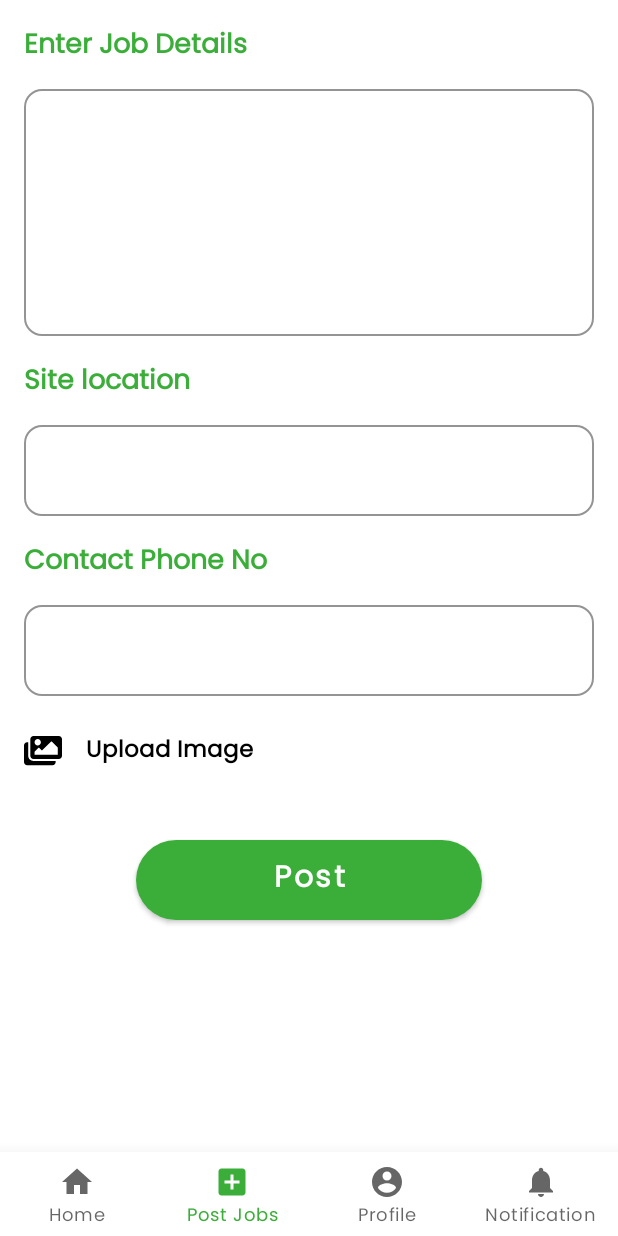
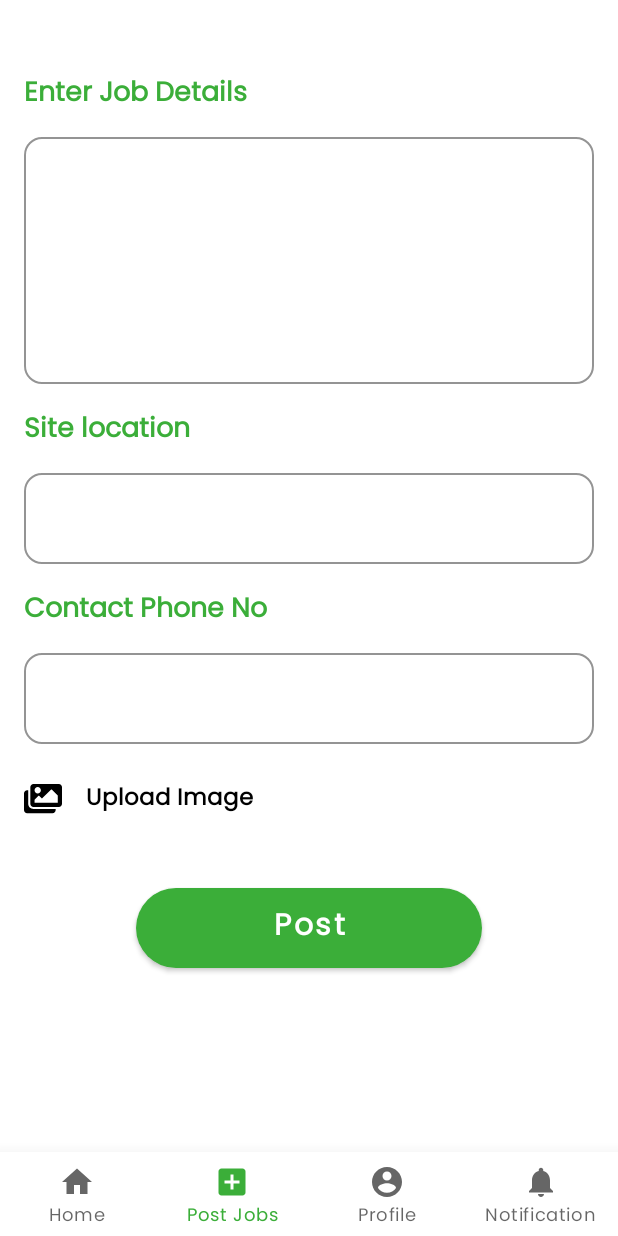
Before and after one commit to dev-juri/EarthMovers, an Android app: the PostJobFragment screen opened through its navigation route, on a phone screen of 412 x 824 dp. Run offline under Robolectric (Android 15) with nearby library versions, the phone set to English and light mode, and no system bars; our stand-ins replace navigation-ui.

Commit message:
chore: add space to top of screen.

```diff
--- a/app/src/main/res/layout/fragment_notification.xml
+++ b/app/src/main/res/layout/fragment_notification.xml
@@ -3,7 +3,8 @@
     android:layout_width="match_parent"
     android:layout_height="match_parent"
     xmlns:app="http://schemas.android.com/apk/res-auto"
-    xmlns:tools="http://schemas.android.com/tools">
+    xmlns:tools="http://schemas.android.com/tools"
+    android:layout_marginTop="32dp">
 
     <TextView
         android:id="@+id/notification_placeholder"
@@ -11,8 +12,8 @@
         android:layout_height="wrap_content"
         android:layout_margin="16dp"
         android:text="@string/notification"
-        android:textColor="@color/green"
-        android:textSize="18sp"
+        android:textColor="#43A047"
+        android:textSize="24sp"
         android:textStyle="bold"
         app:layout_constraintStart_toStartOf="parent"
         app:layout_constraintTop_toTopOf="parent" />
--- a/app/src/main/res/layout/fragment_post_job.xml
+++ b/app/src/main/res/layout/fragment_post_job.xml
@@ -3,9 +3,11 @@
     xmlns:app="http://schemas.android.com/apk/res-auto"
     android:layout_width="match_parent"
     android:layout_height="match_parent">
+
     <androidx.constraintlayout.widget.ConstraintLayout
         android:layout_width="match_parent"
-    android:layout_height="wrap_content">
+        android:layout_height="wrap_content"
+        android:layout_marginTop="32dp">
 
         <TextView
             android:id="@+id/details_placeholder"
@@ -20,10 +22,10 @@
             app:layout_constraintTop_toTopOf="parent" />
 
         <com.google.android.material.textfield.TextInputLayout
+            android:id="@+id/details_box"
             style="@style/ThemeOverlay.Material3.AutoCompleteTextView.OutlinedBox"
             android:layout_width="0dp"
             android:layout_height="170dp"
-        android:id="@+id/details_box"
             android:layout_marginStart="16dp"
             android:layout_marginTop="8dp"
             android:layout_marginEnd="16dp"
@@ -55,13 +57,13 @@
             android:textSize="18sp"
             android:textStyle="bold"
             app:layout_constraintStart_toStartOf="parent"
-        app:layout_constraintTop_toBottomOf="@id/details_box"/>
+            app:layout_constraintTop_toBottomOf="@id/details_box" />
 
         <com.google.android.material.textfield.TextInputLayout
+            android:id="@+id/site_location"
             style="@style/ThemeOverlay.Material3.AutoCompleteTextView.OutlinedBox"
             android:layout_width="0dp"
             android:layout_height="wrap_content"
-        android:id="@+id/site_location"
             android:layout_marginStart="16dp"
             android:layout_marginTop="8dp"
             android:layout_marginEnd="16dp"
@@ -80,7 +82,7 @@
                 android:layout_width="match_parent"
                 android:layout_height="match_parent"
                 android:gravity="start"
-            android:textAlignment="viewStart"/>
+                android:textAlignment="viewStart" />
         </com.google.android.material.textfield.TextInputLayout>
 
         <TextView
@@ -93,13 +95,13 @@
             android:textSize="18sp"
             android:textStyle="bold"
             app:layout_constraintStart_toStartOf="parent"
-        app:layout_constraintTop_toBottomOf="@id/site_location"/>
+            app:layout_constraintTop_toBottomOf="@id/site_location" />
 
         <com.google.android.material.textfield.TextInputLayout
+            android:id="@+id/phone_number"
             style="@style/ThemeOverlay.Material3.AutoCompleteTextView.OutlinedBox"
             android:layout_width="0dp"
             android:layout_height="wrap_content"
-        android:id="@+id/phone_number"
             android:layout_marginStart="16dp"
             android:layout_marginTop="8dp"
             android:layout_marginEnd="16dp"
@@ -117,42 +119,42 @@
             <com.google.android.material.textfield.TextInputEditText
                 android:layout_width="match_parent"
                 android:layout_height="match_parent"
+                android:gravity="start"
                 android:inputType="number"
-            android:gravity="start"
-            android:textAlignment="viewStart"/>
+                android:textAlignment="viewStart" />
         </com.google.android.material.textfield.TextInputLayout>
 
         <TextView
+            android:id="@+id/upload_image"
             android:layout_width="wrap_content"
             android:layout_height="wrap_content"
+            android:layout_marginTop="8dp"
+            android:drawablePadding="16dp"
+            android:padding="16dp"
             android:text="@string/upload_image"
             android:textColor="@color/black"
             android:textSize="15sp"
-        android:drawablePadding="16dp"
             android:textStyle="bold"
+            app:drawableStartCompat="@drawable/ic_add_image_icon"
             app:layout_constraintStart_toStartOf="parent"
-        app:layout_constraintTop_toBottomOf="@id/phone_number"
-        android:layout_marginTop="8dp"
-        android:padding="16dp"
-        android:id="@+id/upload_image"
-        app:drawableStartCompat="@drawable/ic_add_image_icon" />
+            app:layout_constraintTop_toBottomOf="@id/phone_number" />
 
         <com.google.android.material.button.MaterialButton
             android:id="@+id/post_button"
             android:layout_width="wrap_content"
             android:layout_height="wrap_content"
+            android:layout_marginTop="24dp"
+            android:paddingStart="91dp"
+            android:paddingTop="10dp"
+            android:paddingEnd="91dp"
+            android:paddingBottom="10dp"
             android:text="@string/post"
             android:textAllCaps="false"
+            android:textSize="20sp"
             android:textStyle="bold"
+            app:cornerRadius="30dp"
+            app:layout_constraintEnd_toEndOf="parent"
             app:layout_constraintStart_toStartOf="parent"
-        app:layout_constraintEnd_toEndOf="parent"
-        android:layout_marginTop="24dp"
-        android:paddingTop="10dp"
-        android:paddingStart="91dp"
-        android:paddingEnd="91dp"
-        android:paddingBottom="10dp"
-        app:cornerRadius="30dp"
-        app:layout_constraintTop_toBottomOf="@id/upload_image"
-        android:textSize="20sp"/>
+            app:layout_constraintTop_toBottomOf="@id/upload_image" />
     </androidx.constraintlayout.widget.ConstraintLayout>
 </ScrollView>
```
Lines whose indentation alone changed are shown as unchanged.
